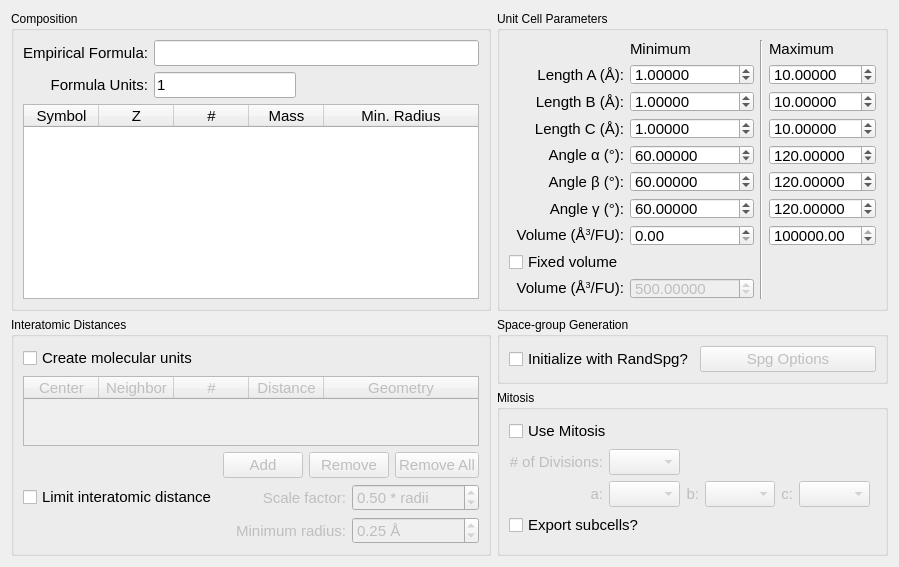
This is src/xtalopt/ui/tab_init.ui in xtalopt/XtalOpt as Qt 5 draws it before an edit. The edited form follows.
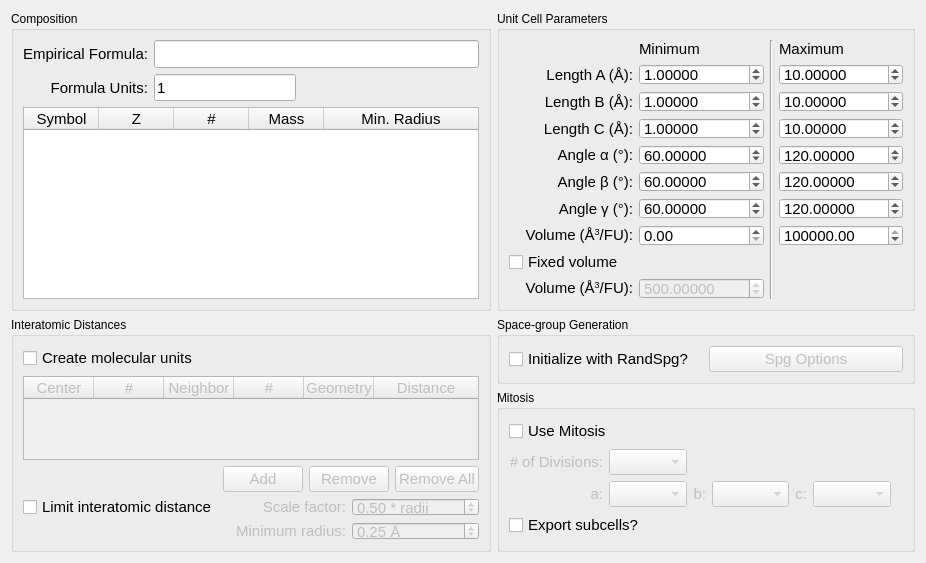
This is the edited form.

Commit message: added # of center atoms to molUnit and made functions for molUnit gui

The edit to the form file:
```diff
--- a/src/xtalopt/ui/tab_init.ui
+++ b/src/xtalopt/ui/tab_init.ui
@@ -6,7 +6,7 @@
    <rect>
     <x>0</x>
     <y>0</y>
-    <width>784</width>
+    <width>926</width>
     <height>563</height>
    </rect>
   </property>
@@ -34,36 +34,21 @@
      <property name="title">
       <string>Composition</string>
      </property>
-     <layout class="QGridLayout" name="gridLayout_2">
-      <item row="1" column="1">
-       <widget class="QLineEdit" name="edit_formula_units">
-        <property name="sizePolicy">
-         <sizepolicy hsizetype="Fixed" vsizetype="Fixed">
-          <horstretch>0</horstretch>
-          <verstretch>0</verstretch>
-         </sizepolicy>
-        </property>
-        <property name="font">
-         <font>
-          <pointsize>11</pointsize>
-         </font>
-        </property>
-        <property name="toolTip">
-         <string>&lt;html&gt;&lt;head/&gt;&lt;body&gt;&lt;p&gt;Enter the numbers of formula units separated by commas and hyphens to be searched here. The text box will be updated with the program's interpretation of your input after exiting the box or pressing return.&lt;/p&gt;&lt;p&gt;&lt;br/&gt;&lt;/p&gt;&lt;p&gt;Examples:&lt;/p&gt;&lt;p&gt;1 , 3&lt;/p&gt;&lt;p&gt;1 - 4&lt;/p&gt;&lt;p&gt;1 - 3, 5, 7 - 9&lt;br/&gt;&lt;/p&gt;&lt;/body&gt;&lt;/html&gt;</string>
-        </property>
-        <property name="text">
-         <string>1</string>
-        </property>
-       </widget>
-      </item>
+     <layout class="QGridLayout" name="gridLayout_6">
       <item row="0" column="0">
        <widget class="QLabel" name="label_14">
         <property name="sizePolicy">
-         <sizepolicy hsizetype="Fixed" vsizetype="Fixed">
+         <sizepolicy hsizetype="Preferred" vsizetype="Preferred">
           <horstretch>0</horstretch>
           <verstretch>0</verstretch>
          </sizepolicy>
         </property>
+        <property name="minimumSize">
+         <size>
+          <width>0</width>
+          <height>18</height>
+         </size>
+        </property>
         <property name="font">
          <font>
           <pointsize>11</pointsize>
@@ -82,6 +67,24 @@
       </item>
       <item row="0" column="1">
        <widget class="QLineEdit" name="edit_composition">
+        <property name="sizePolicy">
+         <sizepolicy hsizetype="MinimumExpanding" vsizetype="Minimum">
+          <horstretch>0</horstretch>
+          <verstretch>0</verstretch>
+         </sizepolicy>
+        </property>
+        <property name="minimumSize">
+         <size>
+          <width>0</width>
+          <height>18</height>
+         </size>
+        </property>
+        <property name="baseSize">
+         <size>
+          <width>0</width>
+          <height>0</height>
+         </size>
+        </property>
         <property name="font">
          <font>
           <pointsize>11</pointsize>
@@ -107,6 +110,18 @@
       </item>
       <item row="1" column="0">
        <widget class="QLabel" name="label_19">
+        <property name="sizePolicy">
+         <sizepolicy hsizetype="Preferred" vsizetype="Preferred">
+          <horstretch>0</horstretch>
+          <verstretch>0</verstretch>
+         </sizepolicy>
+        </property>
+        <property name="minimumSize">
+         <size>
+          <width>0</width>
+          <height>18</height>
+         </size>
+        </property>
         <property name="font">
          <font>
           <pointsize>11</pointsize>
@@ -118,6 +133,42 @@
         <property name="alignment">
          <set>Qt::AlignRight|Qt::AlignTrailing|Qt::AlignVCenter</set>
         </property>
+        <property name="buddy">
+         <cstring>edit_formula_units</cstring>
+        </property>
+       </widget>
+      </item>
+      <item row="1" column="1">
+       <widget class="QLineEdit" name="edit_formula_units">
+        <property name="sizePolicy">
+         <sizepolicy hsizetype="Fixed" vsizetype="Minimum">
+          <horstretch>0</horstretch>
+          <verstretch>0</verstretch>
+         </sizepolicy>
+        </property>
+        <property name="minimumSize">
+         <size>
+          <width>0</width>
+          <height>18</height>
+         </size>
+        </property>
+        <property name="baseSize">
+         <size>
+          <width>0</width>
+          <height>0</height>
+         </size>
+        </property>
+        <property name="font">
+         <font>
+          <pointsize>11</pointsize>
+         </font>
+        </property>
+        <property name="toolTip">
+         <string>&lt;html&gt;&lt;head/&gt;&lt;body&gt;&lt;p&gt;Enter the numbers of formula units separated by commas and hyphens to be searched here. The text box will be updated with the program's interpretation of your input after exiting the box or pressing return.&lt;/p&gt;&lt;p&gt;&lt;br/&gt;&lt;/p&gt;&lt;p&gt;Examples:&lt;/p&gt;&lt;p&gt;1 , 3&lt;/p&gt;&lt;p&gt;1 - 4&lt;/p&gt;&lt;p&gt;1 - 3, 5, 7 - 9&lt;br/&gt;&lt;/p&gt;&lt;/body&gt;&lt;/html&gt;</string>
+        </property>
+        <property name="text">
+         <string>1</string>
+        </property>
        </widget>
       </item>
       <item row="2" column="0" colspan="2">
@@ -157,6 +208,15 @@
         <attribute name="horizontalHeaderStretchLastSection">
          <bool>true</bool>
         </attribute>
+        <attribute name="verticalHeaderVisible">
+         <bool>false</bool>
+        </attribute>
+        <attribute name="verticalHeaderDefaultSectionSize">
+         <number>18</number>
+        </attribute>
+        <attribute name="verticalHeaderMinimumSectionSize">
+         <number>18</number>
+        </attribute>
         <column>
          <property name="text">
           <string>Symbol</string>
@@ -902,8 +962,8 @@
       <string>Interatomic Distances</string>
      </property>
      <layout class="QGridLayout" name="gridLayout_4">
-      <item row="0" column="0" colspan="2">
-       <widget class="QCheckBox" name="cb_useIAD">
+      <item row="0" column="0">
+       <widget class="QCheckBox" name="cb_useMolUnit">
         <property name="font">
          <font>
           <pointsize>11</pointsize>
@@ -917,8 +977,99 @@
         </property>
        </widget>
       </item>
-      <item row="5" column="1">
-       <widget class="QPushButton" name="pushButton_addIAD">
+      <item row="1" column="0" colspan="5">
+       <widget class="QTableWidget" name="table_molUnit">
+        <property name="enabled">
+         <bool>false</bool>
+        </property>
+        <property name="sizePolicy">
+         <sizepolicy hsizetype="Preferred" vsizetype="Preferred">
+          <horstretch>0</horstretch>
+          <verstretch>0</verstretch>
+         </sizepolicy>
+        </property>
+        <property name="minimumSize">
+         <size>
+          <width>0</width>
+          <height>0</height>
+         </size>
+        </property>
+        <property name="font">
+         <font>
+          <pointsize>11</pointsize>
+         </font>
+        </property>
+        <property name="toolTip">
+         <string>&lt;html&gt;&lt;head/&gt;&lt;body&gt;&lt;p&gt;Center: Choose the atom type to be the center of the 'molecular unit'&lt;/p&gt;&lt;p&gt;#: Number of center atoms to coordinate the neighbor atoms&lt;/p&gt;&lt;p&gt;Neighbor: Choose the atom type to coordinate to the center atom&lt;/p&gt;&lt;p&gt;#: Number of neighbor atoms to coordinate to the center atom&lt;/p&gt;&lt;p&gt;Geometry: How to orient the neighbor around the center atom&lt;/p&gt;&lt;p&gt;Distance: Distance to place each neighbor atom from the center atom&lt;/p&gt;&lt;/body&gt;&lt;/html&gt;</string>
+        </property>
+        <attribute name="horizontalHeaderCascadingSectionResizes">
+         <bool>true</bool>
+        </attribute>
+        <attribute name="horizontalHeaderDefaultSectionSize">
+         <number>70</number>
+        </attribute>
+        <attribute name="horizontalHeaderMinimumSectionSize">
+         <number>70</number>
+        </attribute>
+        <attribute name="horizontalHeaderStretchLastSection">
+         <bool>true</bool>
+        </attribute>
+        <attribute name="verticalHeaderVisible">
+         <bool>false</bool>
+        </attribute>
+        <attribute name="verticalHeaderDefaultSectionSize">
+         <number>18</number>
+        </attribute>
+        <attribute name="verticalHeaderMinimumSectionSize">
+         <number>18</number>
+        </attribute>
+        <column>
+         <property name="text">
+          <string>Center</string>
+         </property>
+        </column>
+        <column>
+         <property name="text">
+          <string>#</string>
+         </property>
+        </column>
+        <column>
+         <property name="text">
+          <string>Neighbor</string>
+         </property>
+        </column>
+        <column>
+         <property name="text">
+          <string>#</string>
+         </property>
+        </column>
+        <column>
+         <property name="text">
+          <string>Geometry</string>
+         </property>
+        </column>
+        <column>
+         <property name="text">
+          <string>Distance</string>
+         </property>
+        </column>
+       </widget>
+      </item>
+      <item row="2" column="0">
+       <spacer name="horizontalSpacer">
+        <property name="orientation">
+         <enum>Qt::Horizontal</enum>
+        </property>
+        <property name="sizeHint" stdset="0">
+         <size>
+          <width>40</width>
+          <height>20</height>
+         </size>
+        </property>
+       </spacer>
+      </item>
+      <item row="2" column="1">
+       <widget class="QPushButton" name="pushButton_addMolUnit">
         <property name="enabled">
          <bool>false</bool>
         </property>
@@ -935,8 +1086,8 @@
         </property>
        </widget>
       </item>
-      <item row="5" column="2" colspan="2">
-       <widget class="QPushButton" name="pushButton_removeIAD">
+      <item row="2" column="2" colspan="2">
+       <widget class="QPushButton" name="pushButton_removeMolUnit">
         <property name="enabled">
          <bool>false</bool>
         </property>
@@ -953,8 +1104,8 @@
         </property>
        </widget>
       </item>
-      <item row="5" column="4">
-       <widget class="QPushButton" name="pushButton_removeAllIAD">
+      <item row="2" column="4">
+       <widget class="QPushButton" name="pushButton_removeAllMolUnit">
         <property name="enabled">
          <bool>false</bool>
         </property>
@@ -971,8 +1122,20 @@
         </property>
        </widget>
       </item>
-      <item row="6" column="0">
+      <item row="3" column="0">
        <widget class="QCheckBox" name="cb_interatomicDistanceLimit">
+        <property name="sizePolicy">
+         <sizepolicy hsizetype="Minimum" vsizetype="Preferred">
+          <horstretch>0</horstretch>
+          <verstretch>0</verstretch>
+         </sizepolicy>
+        </property>
+        <property name="minimumSize">
+         <size>
+          <width>0</width>
+          <height>18</height>
+         </size>
+        </property>
         <property name="font">
          <font>
           <pointsize>11</pointsize>
@@ -986,11 +1149,17 @@
         </property>
        </widget>
       </item>
-      <item row="6" column="1" colspan="2">
+      <item row="3" column="1" colspan="2">
        <widget class="QLabel" name="label">
         <property name="enabled">
          <bool>false</bool>
         </property>
+        <property name="sizePolicy">
+         <sizepolicy hsizetype="Preferred" vsizetype="Preferred">
+          <horstretch>0</horstretch>
+          <verstretch>0</verstretch>
+         </sizepolicy>
+        </property>
         <property name="font">
          <font>
           <pointsize>11</pointsize>
@@ -1007,11 +1176,23 @@
         </property>
        </widget>
       </item>
-      <item row="6" column="3" colspan="2">
+      <item row="3" column="3" colspan="2">
        <widget class="QDoubleSpinBox" name="spin_scaleFactor">
         <property name="enabled">
          <bool>false</bool>
         </property>
+        <property name="sizePolicy">
+         <sizepolicy hsizetype="Minimum" vsizetype="Minimum">
+          <horstretch>0</horstretch>
+          <verstretch>0</verstretch>
+         </sizepolicy>
+        </property>
+        <property name="minimumSize">
+         <size>
+          <width>0</width>
+          <height>18</height>
+         </size>
+        </property>
         <property name="font">
          <font>
           <pointsize>11</pointsize>
@@ -1048,35 +1229,17 @@
         </property>
        </widget>
       </item>
-      <item row="7" column="3" colspan="2">
-       <widget class="QDoubleSpinBox" name="spin_minRadius">
-        <property name="enabled">
-         <bool>false</bool>
-        </property>
-        <property name="font">
-         <font>
-          <pointsize>11</pointsize>
-         </font>
-        </property>
-        <property name="suffix">
-         <string> Å</string>
-        </property>
-        <property name="decimals">
-         <number>2</number>
-        </property>
-        <property name="singleStep">
-         <double>0.050000000000000</double>
-        </property>
-        <property name="value">
-         <double>0.250000000000000</double>
-        </property>
-       </widget>
-      </item>
-      <item row="7" column="1" colspan="2">
+      <item row="4" column="1" colspan="2">
        <widget class="QLabel" name="label_9">
         <property name="enabled">
          <bool>false</bool>
         </property>
+        <property name="sizePolicy">
+         <sizepolicy hsizetype="Preferred" vsizetype="Preferred">
+          <horstretch>0</horstretch>
+          <verstretch>0</verstretch>
+         </sizepolicy>
+        </property>
         <property name="font">
          <font>
           <pointsize>11</pointsize>
@@ -1093,26 +1256,13 @@
         </property>
        </widget>
       </item>
-      <item row="5" column="0">
-       <spacer name="horizontalSpacer">
-        <property name="orientation">
-         <enum>Qt::Horizontal</enum>
-        </property>
-        <property name="sizeHint" stdset="0">
-         <size>
-          <width>40</width>
-          <height>20</height>
-         </size>
-        </property>
-       </spacer>
-      </item>
-      <item row="1" column="0" colspan="5">
-       <widget class="QTableWidget" name="table_iad">
+      <item row="4" column="3" colspan="2">
+       <widget class="QDoubleSpinBox" name="spin_minRadius">
         <property name="enabled">
          <bool>false</bool>
         </property>
         <property name="sizePolicy">
-         <sizepolicy hsizetype="Preferred" vsizetype="Preferred">
+         <sizepolicy hsizetype="Minimum" vsizetype="Minimum">
           <horstretch>0</horstretch>
           <verstretch>0</verstretch>
          </sizepolicy>
@@ -1120,7 +1270,7 @@
         <property name="minimumSize">
          <size>
           <width>0</width>
-          <height>0</height>
+          <height>18</height>
          </size>
         </property>
         <property name="font">
@@ -1128,46 +1278,18 @@
           <pointsize>11</pointsize>
          </font>
         </property>
-        <property name="toolTip">
-         <string>&lt;html&gt;&lt;head/&gt;&lt;body&gt;&lt;p&gt;Center: Choose the atom type to be the center of the 'molecular unit'&lt;/p&gt;&lt;p&gt;Neighbor: Choose the atom type to coordinate to the center atom&lt;/p&gt;&lt;p&gt;#: Number of neighbor atoms to coordinate to the center atom&lt;/p&gt;&lt;p&gt;Distance: Distance to place each neighbor atom from the center atom&lt;/p&gt;&lt;p&gt;Geometry: How to orient the neighbor around the center atom&lt;/p&gt;&lt;/body&gt;&lt;/html&gt;</string>
+        <property name="suffix">
+         <string> Å</string>
         </property>
-        <attribute name="horizontalHeaderCascadingSectionResizes">
-         <bool>true</bool>
-        </attribute>
-        <attribute name="horizontalHeaderDefaultSectionSize">
-         <number>75</number>
-        </attribute>
-        <attribute name="horizontalHeaderMinimumSectionSize">
-         <number>75</number>
-        </attribute>
-        <attribute name="horizontalHeaderStretchLastSection">
-         <bool>true</bool>
-        </attribute>
-        <column>
-         <property name="text">
-          <string>Center</string>
-         </property>
-        </column>
-        <column>
-         <property name="text">
-          <string>Neighbor</string>
-         </property>
-        </column>
-        <column>
-         <property name="text">
-          <string>#</string>
-         </property>
-        </column>
-        <column>
-         <property name="text">
-          <string>Distance</string>
-         </property>
-        </column>
-        <column>
-         <property name="text">
-          <string>Geometry</string>
-         </property>
-        </column>
+        <property name="decimals">
+         <number>2</number>
+        </property>
+        <property name="singleStep">
+         <double>0.050000000000000</double>
+        </property>
+        <property name="value">
+         <double>0.250000000000000</double>
+        </property>
        </widget>
       </item>
      </layout>
@@ -1178,7 +1300,7 @@
      <property name="title">
       <string>Space-group Generation</string>
      </property>
-     <layout class="QGridLayout" name="gridLayout_10">
+     <layout class="QGridLayout" name="gridLayout_2">
       <item row="0" column="0">
        <widget class="QCheckBox" name="cb_allowRandSpg">
         <property name="font">
```
Left out of the diff: 60 changed lines with no effect on the pictures. The commit also changes 6 other files.
